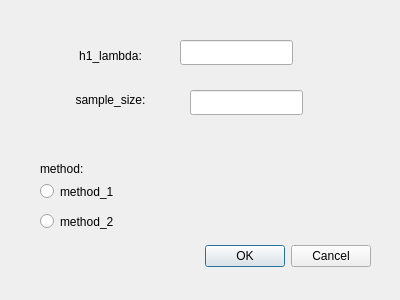
This is big_prog/SetHistGenParamsDialog.ui in Lolikion228/StatBigProg as Qt 5 draws it before an edit. The edited form follows.
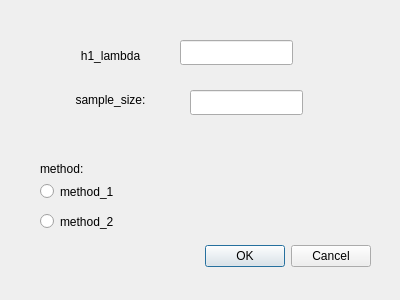
This is the edited form.

The edit to the form file:
```diff
--- a/big_prog/SetHistGenParamsDialog.ui
+++ b/big_prog/SetHistGenParamsDialog.ui
@@ -85,7 +85,7 @@
     </rect>
    </property>
    <property name="text">
-    <string>h1_lambda:</string>
+    <string>h1_lambda</string>
    </property>
    <property name="alignment">
     <set>Qt::AlignCenter</set>
```
